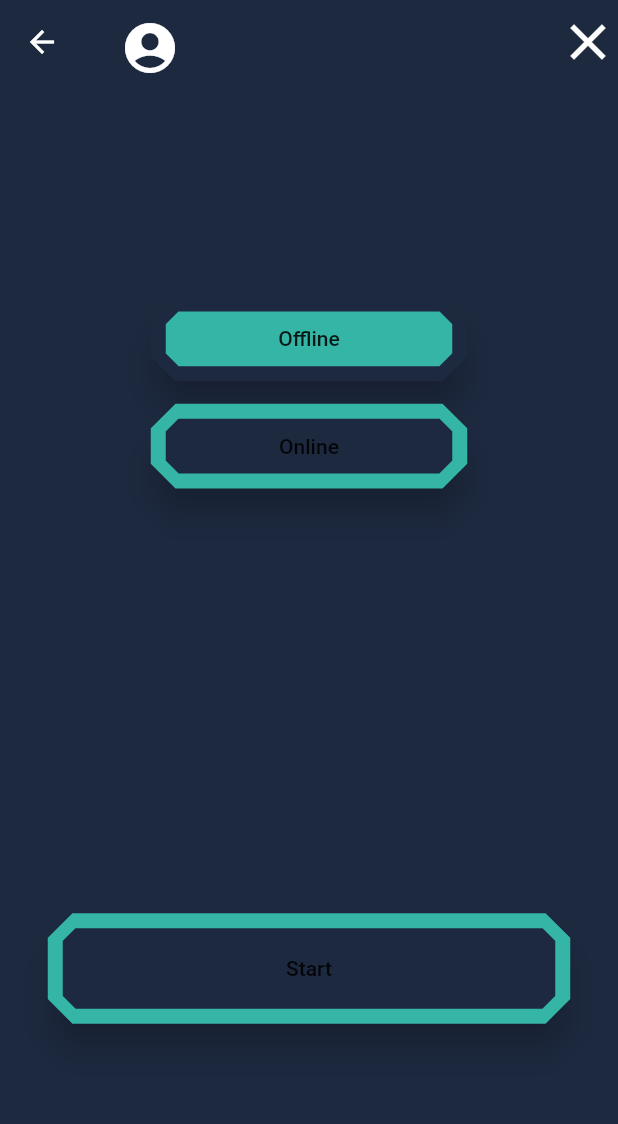
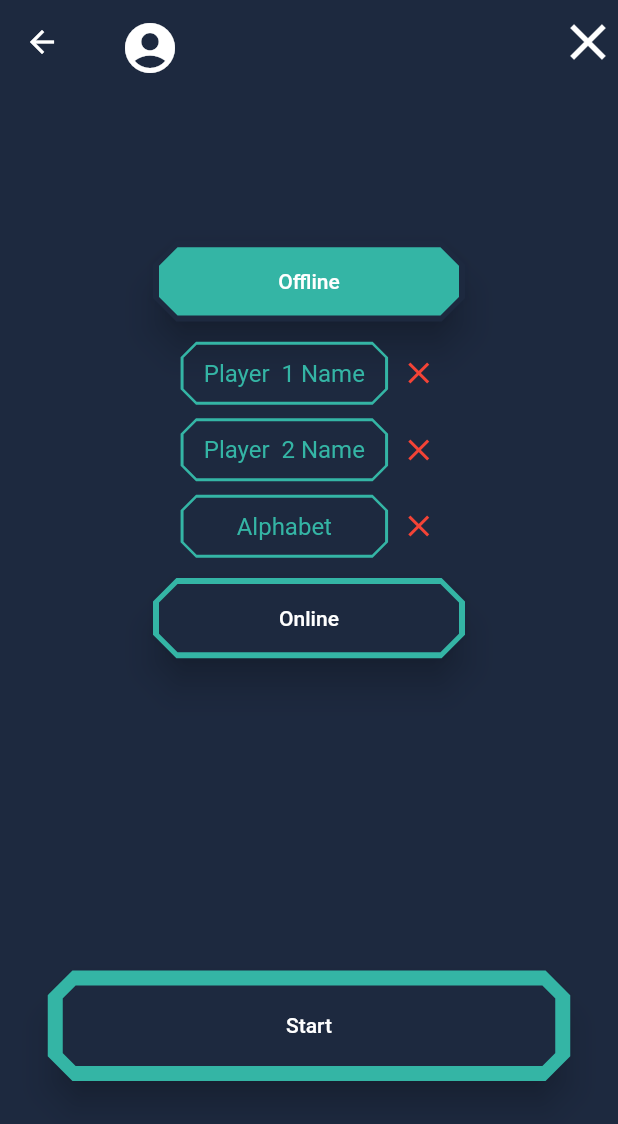
Before and after one commit to ashi31/word_tracker, a Flutter app: the HomePage screen opened by its route, on a phone screen of 412 x 824 dp. Shown: the top 1124 px of the screen. Run offline on Flutter 3.47's test engine with Material 2 defaults, Android fonts, the light colour scheme and no system bars; our stand-ins replace cloud_firestore, firebase_auth, flutter_neumorphic, flutter_spinkit, google_sign_in; accounts and stored records are empty.

Commit message:
Options and Text Fields for Offline Mode. models package renamed to widgets

```diff
--- /dev/null
+++ b/lib/screens/game_screen.dart
@@ -0,0 +1,8 @@
+import 'package:flutter/material.dart';
+
+class GameScreen extends StatelessWidget {
+  @override
+  Widget build(BuildContext context) {
+    return Container();
+  }
+}
--- a/lib/screens/homePage.dart
+++ b/lib/screens/homePage.dart
@@ -1,10 +1,10 @@
 import 'package:firebase_auth/firebase_auth.dart';
 import 'package:flutter/material.dart';
 import 'package:flutter_neumorphic/flutter_neumorphic.dart';
-import 'package:word_tracker/models/close_app.dart';
-import 'package:word_tracker/models/custom_button.dart';
 import 'package:word_tracker/screens/profile_page.dart';
 import 'package:word_tracker/util/constants.dart';
+import 'package:word_tracker/widgets/close_app.dart';
+import 'package:word_tracker/widgets/custom_button.dart';
 
 bool offline = true;
 bool online = false;
@@ -38,6 +38,7 @@ class _HomePageState extends State<HomePage> {
 
   @override
   Widget build(BuildContext context) {
+    double width = MediaQuery.of(context).size.width;
     return Scaffold(
       appBar: AppBar(
         elevation: 0.0,
@@ -61,7 +62,7 @@ class _HomePageState extends State<HomePage> {
       ),
       backgroundColor: kButtonColor,
       body: Container(
-        width: MediaQuery.of(context).size.width,
+        width: width,
         child: Column(
           mainAxisAlignment: MainAxisAlignment.spaceAround,
           children: [
@@ -77,6 +78,33 @@ class _HomePageState extends State<HomePage> {
                       online = false;
                       setState(() {});
                     }),
+                (offline == true)
+                    ? SizedBox(
+                        width: width / 2.3,
+                        child: Column(
+                          children: [
+                            CustomTextField(
+                              hintText: "Player  1 Name",
+                              onChangedCallback: (String value) {
+                                print(value);
+                              },
+                            ),
+                            CustomTextField(
+                              hintText: "Player  2 Name",
+                              onChangedCallback: (String value) {
+                                print(value);
+                              },
+                            ),
+                            CustomTextField(
+                              hintText: "Alphabet",
+                              onChangedCallback: (String value) {
+                                print(value);
+                              },
+                            ),
+                          ],
+                        ),
+                      )
+                    : Container(),
                 CustomButton(
                   content: "Online",
                   selected: online,
@@ -92,6 +120,46 @@ class _HomePageState extends State<HomePage> {
           ],
         ),
       ),
+    );
+  }
+}
+
+class CustomTextField extends StatelessWidget {
+  final String hintText;
+  final Function onChangedCallback;
+  CustomTextField({this.hintText, this.onChangedCallback});
+  @override
+  Widget build(BuildContext context) {
+    final double width = MediaQuery.of(context).size.width / 3.0;
+    return Row(
+      mainAxisAlignment: MainAxisAlignment.spaceAround,
+      children: [
+        Container(
+          width: width,
+          child: TextField(
+            textAlign: TextAlign.center,
+            decoration: InputDecoration.collapsed(
+              hintText: hintText,
+              hintStyle: TextStyle(
+                color: kShadowColor,
+              ),
+            ),
+            style: TextStyle(color: Colors.white),
+            onChanged: onChangedCallback,
+          ),
+          decoration: ShapeDecoration(
+            shape: BeveledRectangleBorder(
+                borderRadius: BorderRadius.all(Radius.circular(10.0)),
+                side: BorderSide(color: kShadowColor)),
+          ),
+          padding: EdgeInsets.symmetric(vertical: 10.0),
+          margin: EdgeInsets.symmetric(vertical: 5.0),
+        ),
+        Icon(
+          Icons.close,
+          color: Colors.red,
+        ),
+      ],
     );
   }
 }
@@ -115,7 +183,10 @@ class StartButton extends StatelessWidget {
           splashColor: kButtonColor,
           focusElevation: 0.0,
           highlightElevation: 0.0,
-          child: Text("Start"),
+          child: Text(
+            "Start",
+            style: TextStyle(color: Colors.white),
+          ),
         ));
   }
 }
--- a/lib/models/custom_button.dart
+++ b/lib/widgets/custom_button.dart
@@ -17,7 +17,7 @@ class CustomButton extends StatelessWidget {
           onPressed: onPressedCallBack,
           shape: BeveledRectangleBorder(
               side: BorderSide(
-                  color: selected ? kButtonColor : kShadowColor, width: 5.0),
+                  color: selected ? kButtonColor : kShadowColor, width: 2.0),
               borderRadius: BorderRadius.all(Radius.circular(15.0))),
           elevation: 10.0,
           color: selected ? kShadowColor : kButtonColor,
@@ -26,7 +26,10 @@ class CustomButton extends StatelessWidget {
           splashColor: kButtonColor,
           focusElevation: 0.0,
           highlightElevation: 0.0,
-          child: Text(content),
+          child: Text(
+            content,
+            style: TextStyle(color: Colors.white),
+          ),
         ));
   }
 }
```
Also changed, not shown: lib/widgets/close_app.dart (renamed from lib/models/close_app.dart).
